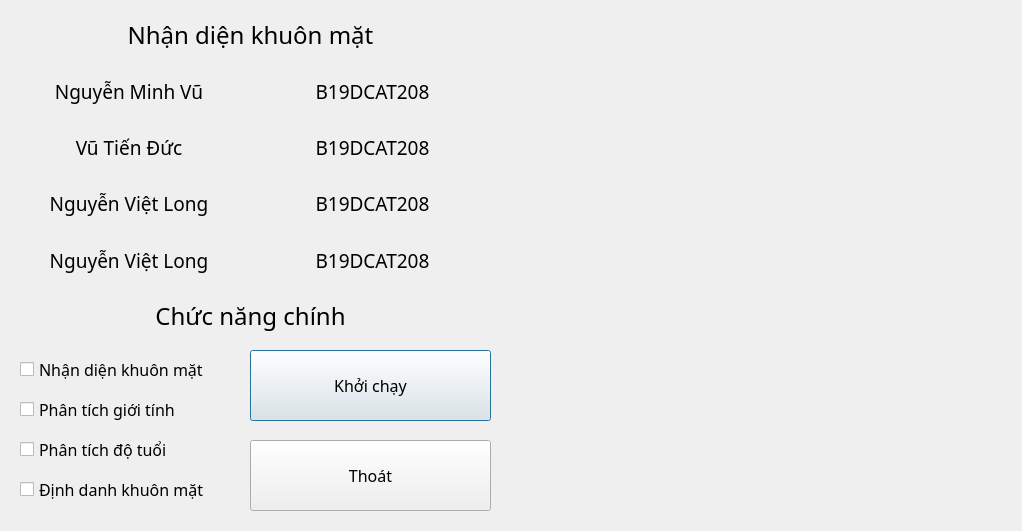
The window that ui/menuUi.ui (komtom443/Face-recognition-by-B19DCAT208) describes before a commit, drawn with Qt 5.
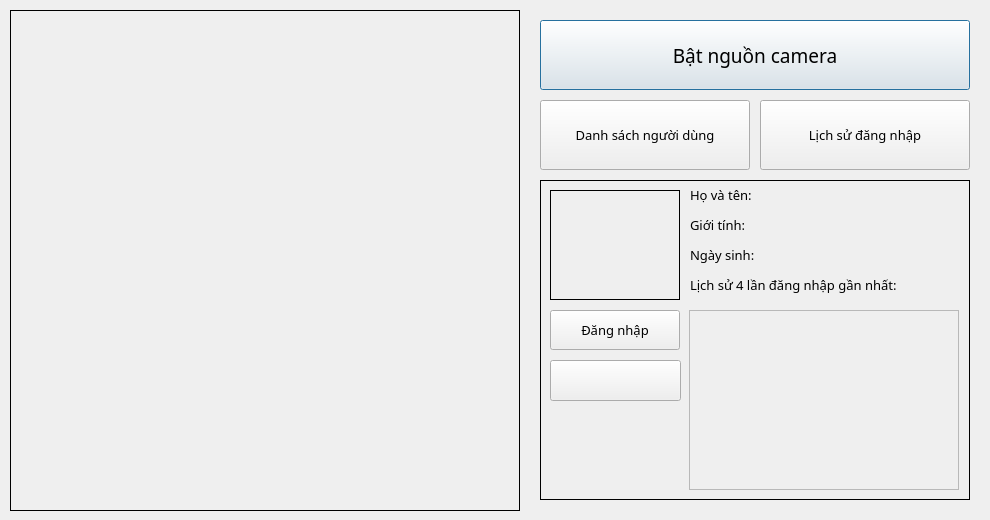
The same window after the commit. Icons and pictures are not drawn.

```diff
--- a/ui/menuUi.ui
+++ b/ui/menuUi.ui
@@ -6,19 +6,19 @@
    <rect>
     <x>0</x>
     <y>0</y>
-    <width>1022</width>
-    <height>531</height>
+    <width>990</width>
+    <height>520</height>
    </rect>
   </property>
   <property name="minimumSize">
    <size>
-    <width>1022</width>
-    <height>531</height>
+    <width>990</width>
+    <height>520</height>
    </size>
   </property>
   <property name="maximumSize">
    <size>
-    <width>1022</width>
+    <width>990</width>
     <height>531</height>
    </size>
   </property>
@@ -28,207 +28,19 @@
   <property name="whatsThis">
    <string notr="true"/>
   </property>
-  <widget class="QWidget" name="verticalLayoutWidget">
-   <property name="geometry">
-    <rect>
-     <x>10</x>
-     <y>10</y>
-     <width>481</width>
-     <height>331</height>
-    </rect>
-   </property>
-   <layout class="QVBoxLayout" name="memberList">
-    <item>
-     <widget class="QLabel" name="label_3">
-      <property name="font">
-       <font>
-        <family>Quicksand</family>
-        <pointsize>18</pointsize>
-       </font>
-      </property>
-      <property name="text">
-       <string>Nhận diện khuôn mặt</string>
-      </property>
-      <property name="alignment">
-       <set>Qt::AlignCenter</set>
-      </property>
-     </widget>
-    </item>
-    <item>
-     <layout class="QHBoxLayout" name="horizontalLayout">
-      <item>
-       <widget class="QLabel" name="label_6">
-        <property name="font">
-         <font>
-          <family>Quicksand</family>
-          <pointsize>14</pointsize>
-         </font>
-        </property>
-        <property name="text">
-         <string>Nguyễn Minh Vũ</string>
-        </property>
-        <property name="alignment">
-         <set>Qt::AlignCenter</set>
-        </property>
-       </widget>
-      </item>
-      <item>
-       <widget class="QLabel" name="label_7">
-        <property name="font">
-         <font>
-          <family>Quicksand</family>
-          <pointsize>14</pointsize>
-         </font>
-        </property>
-        <property name="text">
-         <string>B19DCAT208</string>
-        </property>
-        <property name="alignment">
-         <set>Qt::AlignCenter</set>
-        </property>
-       </widget>
-      </item>
-     </layout>
-    </item>
-    <item>
-     <layout class="QHBoxLayout" name="horizontalLayout_2">
-      <item>
-       <widget class="QLabel" name="label_4">
-        <property name="font">
-         <font>
-          <family>Quicksand</family>
-          <pointsize>14</pointsize>
-         </font>
-        </property>
-        <property name="text">
-         <string>Vũ Tiến Đức</string>
-        </property>
-        <property name="alignment">
-         <set>Qt::AlignCenter</set>
-        </property>
-       </widget>
-      </item>
-      <item>
-       <widget class="QLabel" name="label_8">
-        <property name="font">
-         <font>
-          <family>Quicksand</family>
-          <pointsize>14</pointsize>
-         </font>
-        </property>
-        <property name="text">
-         <string>B19DCAT208</string>
-        </property>
-        <property name="alignment">
-         <set>Qt::AlignCenter</set>
-        </property>
-       </widget>
-      </item>
-     </layout>
-    </item>
-    <item>
-     <layout class="QHBoxLayout" name="horizontalLayout_4">
-      <item>
-       <widget class="QLabel" name="label_10">
-        <property name="font">
-         <font>
-          <family>Quicksand</family>
-          <pointsize>14</pointsize>
-         </font>
-        </property>
-        <property name="text">
-         <string>Nguyễn Việt Long</string>
-        </property>
-        <property name="alignment">
-         <set>Qt::AlignCenter</set>
-        </property>
-       </widget>
-      </item>
-      <item>
-       <widget class="QLabel" name="label_11">
-        <property name="font">
-         <font>
-          <family>Quicksand</family>
-          <pointsize>14</pointsize>
-         </font>
-        </property>
-        <property name="text">
-         <string>B19DCAT208</string>
-        </property>
-        <property name="alignment">
-         <set>Qt::AlignCenter</set>
-        </property>
-       </widget>
-      </item>
-     </layout>
-    </item>
-    <item>
-     <layout class="QHBoxLayout" name="horizontalLayout_3">
-      <item>
-       <widget class="QLabel" name="label_5">
-        <property name="font">
-         <font>
-          <family>Quicksand</family>
-          <pointsize>14</pointsize>
-         </font>
-        </property>
-        <property name="text">
-         <string>Nguyễn Việt Long</string>
-        </property>
-        <property name="alignment">
-         <set>Qt::AlignCenter</set>
-        </property>
-       </widget>
-      </item>
-      <item>
-       <widget class="QLabel" name="label_9">
-        <property name="font">
-         <font>
-          <family>Quicksand</family>
-          <pointsize>14</pointsize>
-         </font>
-        </property>
-        <property name="text">
-         <string>B19DCAT208</string>
-        </property>
-        <property name="alignment">
-         <set>Qt::AlignCenter</set>
-        </property>
-       </widget>
-      </item>
-     </layout>
-    </item>
-    <item>
-     <widget class="QLabel" name="label_12">
-      <property name="font">
-       <font>
-        <family>Quicksand</family>
-        <pointsize>18</pointsize>
-       </font>
-      </property>
-      <property name="text">
-       <string>Chức năng chính</string>
-      </property>
-      <property name="alignment">
-       <set>Qt::AlignCenter</set>
-      </property>
-     </widget>
-    </item>
-   </layout>
-  </widget>
   <widget class="QPushButton" name="startFuncButton">
    <property name="geometry">
     <rect>
-     <x>250</x>
-     <y>350</y>
-     <width>241</width>
-     <height>71</height>
+     <x>540</x>
+     <y>20</y>
+     <width>430</width>
+     <height>70</height>
     </rect>
    </property>
    <property name="font">
     <font>
      <family>Quicksand</family>
-     <pointsize>12</pointsize>
+     <pointsize>14</pointsize>
     </font>
    </property>
    <property name="autoFillBackground">
@@ -238,116 +50,60 @@
     <string notr="true"/>
    </property>
    <property name="text">
-    <string>Khởi chạy</string>
+    <string>Bật nguồn camera</string>
    </property>
   </widget>
   <widget class="QPushButton" name="auditButton">
    <property name="geometry">
     <rect>
-     <x>250</x>
-     <y>440</y>
-     <width>241</width>
-     <height>71</height>
+     <x>540</x>
+     <y>100</y>
+     <width>210</width>
+     <height>70</height>
     </rect>
    </property>
    <property name="font">
     <font>
      <family>Quicksand</family>
-     <pointsize>12</pointsize>
+     <pointsize>10</pointsize>
     </font>
    </property>
    <property name="autoFillBackground">
     <bool>false</bool>
    </property>
    <property name="text">
-    <string>Thoát</string>
+    <string>Danh sách người dùng</string>
    </property>
   </widget>
-  <widget class="QWidget" name="verticalLayoutWidget_2">
-   <property name="geometry">
-    <rect>
-     <x>20</x>
-     <y>350</y>
-     <width>223</width>
-     <height>161</height>
-    </rect>
-   </property>
-   <layout class="QVBoxLayout" name="func">
-    <item>
-     <widget class="QCheckBox" name="func1">
-      <property name="font">
-       <font>
-        <family>Quicksand</family>
-        <pointsize>12</pointsize>
-       </font>
-      </property>
-      <property name="text">
-       <string>Nhận diện khuôn mặt</string>
-      </property>
-     </widget>
-    </item>
-    <item>
-     <widget class="QCheckBox" name="func2">
-      <property name="font">
-       <font>
-        <family>Quicksand</family>
-        <pointsize>12</pointsize>
-       </font>
-      </property>
-      <property name="text">
-       <string>Phân tích giới tính</string>
-      </property>
-     </widget>
-    </item>
-    <item>
-     <widget class="QCheckBox" name="func3">
-      <property name="font">
-       <font>
-        <family>Quicksand</family>
-        <pointsize>12</pointsize>
-       </font>
-      </property>
-      <property name="text">
-       <string>Phân tích độ tuổi</string>
-      </property>
-     </widget>
-    </item>
-    <item>
-     <widget class="QCheckBox" name="func4">
-      <property name="font">
-       <font>
-        <family>Quicksand</family>
-        <pointsize>12</pointsize>
-       </font>
-      </property>
-      <property name="text">
-       <string>Định danh khuôn mặt</string>
-      </property>
-     </widget>
-    </item>
-   </layout>
-  </widget>
   <widget class="QLabel" name="outLine">
    <property name="geometry">
     <rect>
-     <x>10</x>
+     <x>530</x>
      <y>10</y>
-     <width>481</width>
-     <height>271</height>
+     <width>450</width>
+     <height>500</height>
     </rect>
    </property>
    <property name="minimumSize">
     <size>
-     <width>481</width>
-     <height>271</height>
+     <width>0</width>
+     <height>0</height>
     </size>
    </property>
    <property name="maximumSize">
     <size>
-     <width>481</width>
-     <height>271</height>
+     <width>1000</width>
+     <height>1000</height>
     </size>
    </property>
+   <property name="autoFillBackground">
+    <bool>false</bool>
+   </property>
+   <property name="styleSheet">
+    <string notr="true">border-width: 2px;
+border-radius: 10px;
+border-color: rgb(0, 0, 0);</string>
+   </property>
    <property name="text">
     <string/>
    </property>
@@ -355,12 +111,15 @@
   <widget class="QLabel" name="outLine2">
    <property name="geometry">
     <rect>
-     <x>10</x>
-     <y>290</y>
-     <width>481</width>
-     <height>231</height>
+     <x>540</x>
+     <y>180</y>
+     <width>430</width>
+     <height>320</height>
     </rect>
    </property>
+   <property name="frameShape">
+    <enum>QFrame::Box</enum>
+   </property>
    <property name="text">
     <string/>
    </property>
@@ -368,16 +127,208 @@
   <widget class="QLabel" name="imageScreen">
    <property name="geometry">
     <rect>
-     <x>500</x>
+     <x>10</x>
      <y>10</y>
-     <width>511</width>
-     <height>511</height>
+     <width>510</width>
+     <height>501</height>
     </rect>
    </property>
+   <property name="frameShape">
+    <enum>QFrame::Box</enum>
+   </property>
    <property name="text">
     <string/>
    </property>
   </widget>
+  <widget class="QPushButton" name="historyButton">
+   <property name="geometry">
+    <rect>
+     <x>760</x>
+     <y>100</y>
+     <width>210</width>
+     <height>70</height>
+    </rect>
+   </property>
+   <property name="font">
+    <font>
+     <family>Quicksand</family>
+     <pointsize>10</pointsize>
+    </font>
+   </property>
+   <property name="text">
+    <string>Lịch sử đăng nhập</string>
+   </property>
+  </widget>
+  <widget class="QScrollArea" name="historyDisplay">
+   <property name="geometry">
+    <rect>
+     <x>689</x>
+     <y>310</y>
+     <width>270</width>
+     <height>180</height>
+    </rect>
+   </property>
+   <property name="widgetResizable">
+    <bool>true</bool>
+   </property>
+   <widget class="QWidget" name="scrollAreaWidgetContents">
+    <property name="geometry">
+     <rect>
+      <x>0</x>
+      <y>0</y>
+      <width>268</width>
+      <height>178</height>
+     </rect>
+    </property>
+   </widget>
+  </widget>
+  <widget class="QLabel" name="userName">
+   <property name="geometry">
+    <rect>
+     <x>690</x>
+     <y>180</y>
+     <width>271</width>
+     <height>30</height>
+    </rect>
+   </property>
+   <property name="font">
+    <font>
+     <family>Quicksand</family>
+     <pointsize>10</pointsize>
+    </font>
+   </property>
+   <property name="text">
+    <string>Họ và tên:</string>
+   </property>
+  </widget>
+  <widget class="QLabel" name="userSex">
+   <property name="geometry">
+    <rect>
+     <x>690</x>
+     <y>210</y>
+     <width>271</width>
+     <height>30</height>
+    </rect>
+   </property>
+   <property name="font">
+    <font>
+     <family>Quicksand</family>
+     <pointsize>10</pointsize>
+    </font>
+   </property>
+   <property name="text">
+    <string>Giới tính:</string>
+   </property>
+  </widget>
+  <widget class="QLabel" name="userDob">
+   <property name="geometry">
+    <rect>
+     <x>690</x>
+     <y>240</y>
+     <width>271</width>
+     <height>30</height>
+    </rect>
+   </property>
+   <property name="font">
+    <font>
+     <family>Quicksand</family>
+     <pointsize>10</pointsize>
+    </font>
+   </property>
+   <property name="text">
+    <string>Ngày sinh:</string>
+   </property>
+  </widget>
+  <widget class="QLabel" name="userImage">
+   <property name="geometry">
+    <rect>
+     <x>550</x>
+     <y>190</y>
+     <width>130</width>
+     <height>110</height>
+    </rect>
+   </property>
+   <property name="frameShape">
+    <enum>QFrame::Box</enum>
+   </property>
+   <property name="text">
+    <string/>
+   </property>
+  </widget>
+  <widget class="QLabel" name="label_4">
+   <property name="geometry">
+    <rect>
+     <x>690</x>
+     <y>270</y>
+     <width>270</width>
+     <height>30</height>
+    </rect>
+   </property>
+   <property name="font">
+    <font>
+     <family>Quicksand</family>
+     <pointsize>10</pointsize>
+    </font>
+   </property>
+   <property name="text">
+    <string>Lịch sử 4 lần đăng nhập gần nhất:</string>
+   </property>
+   <property name="alignment">
+    <set>Qt::AlignLeading|Qt::AlignLeft|Qt::AlignVCenter</set>
+   </property>
+  </widget>
+  <widget class="QPushButton" name="loginButton">
+   <property name="geometry">
+    <rect>
+     <x>550</x>
+     <y>310</y>
+     <width>130</width>
+     <height>40</height>
+    </rect>
+   </property>
+   <property name="font">
+    <font>
+     <family>Quicksand</family>
+     <pointsize>10</pointsize>
+    </font>
+   </property>
+   <property name="text">
+    <string>Đăng nhập</string>
+   </property>
+  </widget>
+  <widget class="QLabel" name="mask">
+   <property name="geometry">
+    <rect>
+     <x>10</x>
+     <y>10</y>
+     <width>510</width>
+     <height>501</height>
+    </rect>
+   </property>
+   <property name="text">
+    <string/>
+   </property>
+  </widget>
+  <widget class="QPushButton" name="editButton">
+   <property name="geometry">
+    <rect>
+     <x>550</x>
+     <y>360</y>
+     <width>131</width>
+     <height>41</height>
+    </rect>
+   </property>
+   <property name="font">
+    <font>
+     <family>Quicksand</family>
+     <pointsize>10</pointsize>
+    </font>
+   </property>
+   <property name="text">
+    <string/>
+   </property>
+  </widget>
+  <zorder>imageScreen</zorder>
   <zorder>outLine</zorder>
   <zorder>outLine2</zorder>
   <zorder>verticalLayoutWidget</zorder>
```
Left out of the diff: 26 changed lines with no effect on the pictures.
